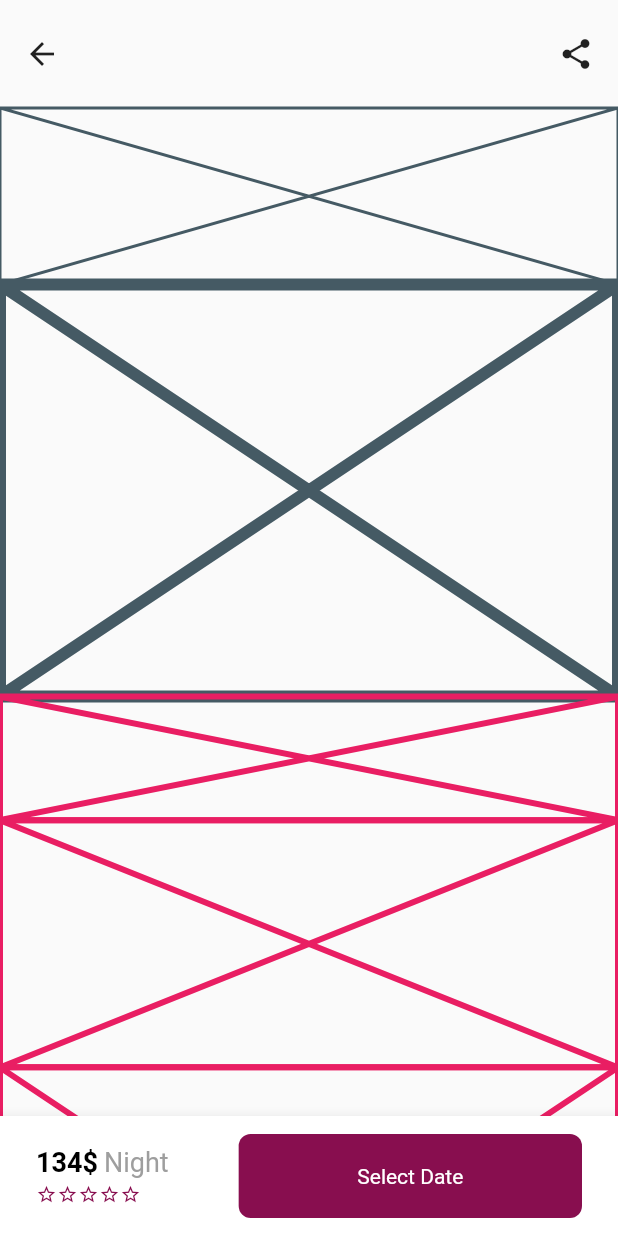
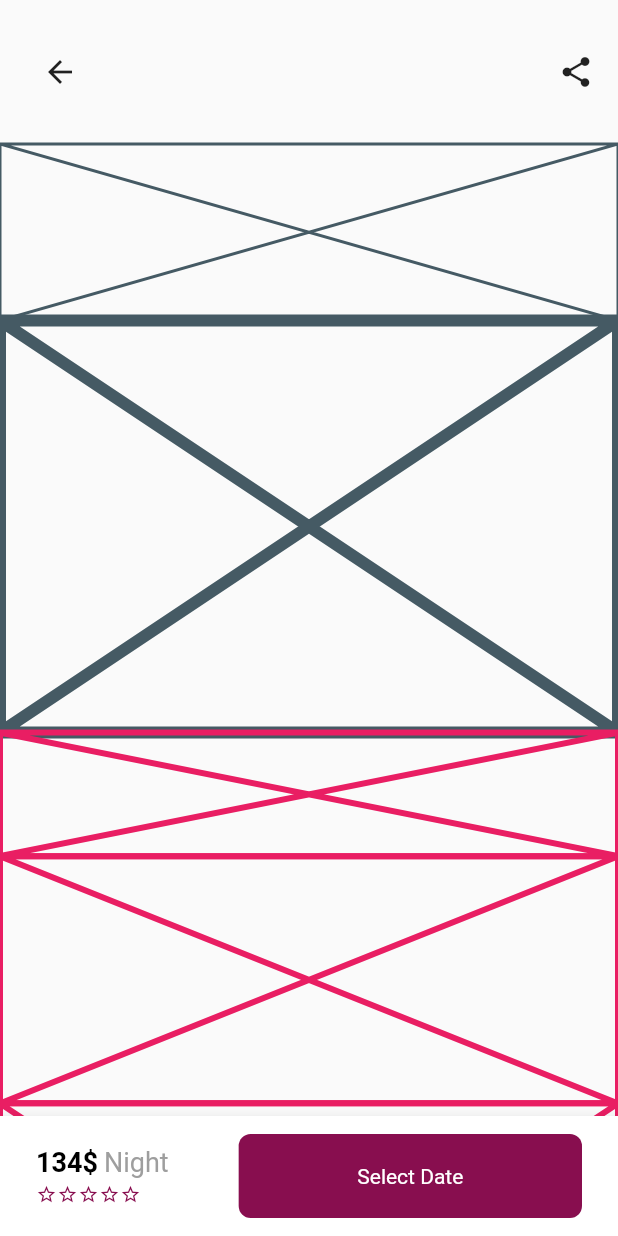
Before and after one commit to JAICHANGPARK/flutter_notebook_the_third_story, a Flutter app: the DetailPage screen opened directly, on a phone screen of 412 x 824 dp. Run offline on Flutter 3.47's test engine with Material 2 defaults, Android fonts, the phone set to English and light mode, and no system bars; our stand-ins replace badges, dotted_border, fl_chart, page_transition, percent_indicator; network calls fail.

Commit message:
Update detail_page.dart

```diff
--- a/lib/real_estate_app/detail_page.dart
+++ b/lib/real_estate_app/detail_page.dart
@@ -22,7 +22,12 @@ class _DetailPageState extends State<DetailPage> {
                 child: Row(
                   mainAxisAlignment: MainAxisAlignment.spaceBetween,
                   children: <Widget>[
-                    Icon(Icons.arrow_back),
+                    IconButton(
+                      icon: Icon(Icons.arrow_back),
+                      onPressed: (){
+                        Navigator.of(context).pop();
+                      },
+                    ),
                     Icon(Icons.share),
                   ],
                 ),
```
